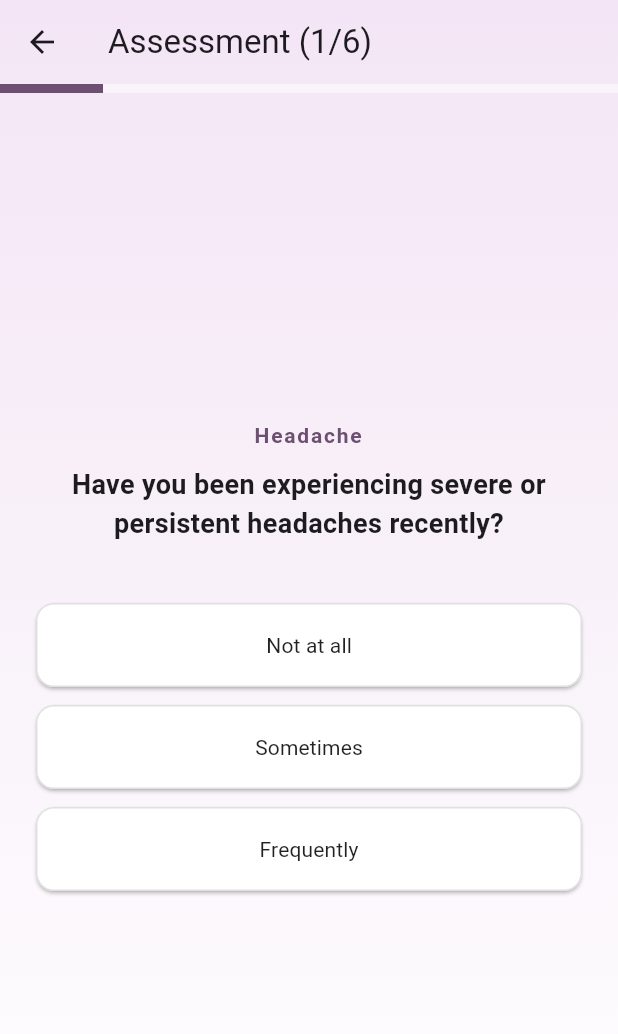
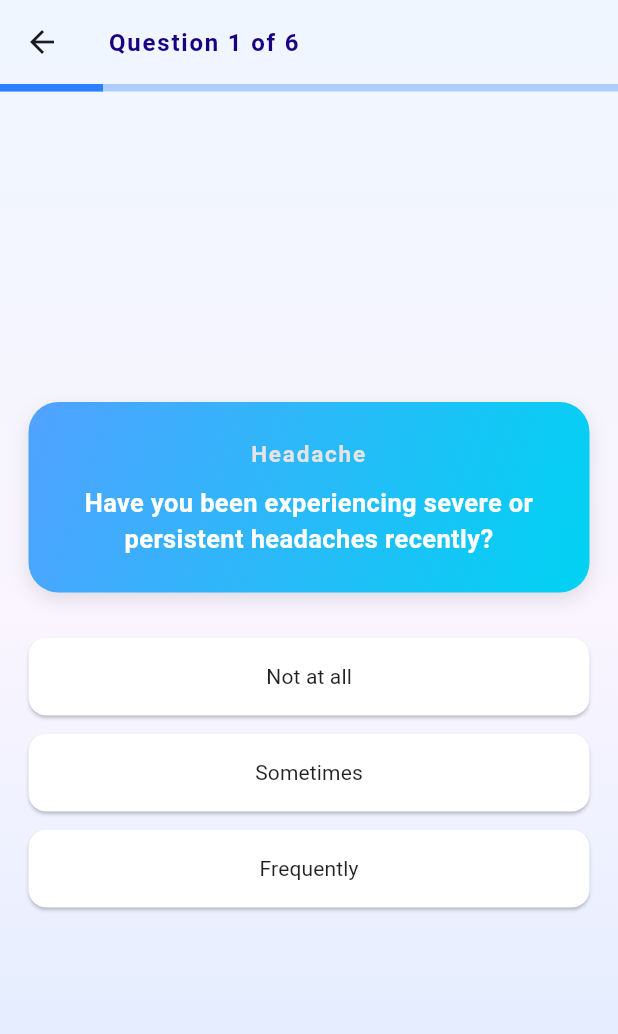
Before and after one commit to pulasthiBuddikaGit/PregAssist, a Flutter app: the DiagnosisWizard screen opened by its route, on a phone screen of 412 x 824 dp. Shown: the top 1034 px of the screen. Run offline on Flutter 3.47's test engine with Material 3 defaults, Android fonts, the phone set to English and light mode, and no system bars.

Commit message:
UI changes

```diff
--- a/pregassist/lib/screens/common/main_wrapper.dart
+++ b/pregassist/lib/screens/common/main_wrapper.dart
@@ -1,6 +1,6 @@
 import 'package:flutter/material.dart';
 import 'home_screen.dart'; // Import the common home
-import '../Nisalka/nisalka_dashboard.dart';
+import '../nisalka/emergency_dashboard.dart';
 import 'profile_screen.dart';
 
 class MainWrapper extends StatefulWidget {
@@ -17,7 +17,7 @@ class _MainWrapperState extends State<MainWrapper> {
   final List<Widget> _pages = [
     const HomeScreen(),         // Index 0: Home
     // const Physical()            Index 1: Physical health
-    const NisalkaDashboard(),   // Index 2: Emergencies
+    const EmergencyDashboard(),   // Index 2: Emergencies
     const ProfileScreen(),      // Index 3: profile
   ];
 
--- a/pregassist/lib/screens/nisalka/diagnosis_wizard.dart
+++ b/pregassist/lib/screens/nisalka/diagnosis_wizard.dart
@@ -127,10 +127,16 @@ class _DiagnosisWizardState extends State<DiagnosisWizard> {
         gradient: LinearGradient(
           begin: Alignment.topCenter,
           end: Alignment.bottomCenter,
+
+          // 1. Add your 3 colors here
           colors: [
-            Color(0xFFF3E5F5), // Light Purple/Lavender (Top)
-            Colors.white,      // White (Bottom)
+            Color(0xFFEFF6FF),  // Top (Light Purple)
+            Color(0xFFFAF5FF),  // Middle (I added Purple 100 as an example)
+            Color(0xFFDBEAFE),       // Bottom (White)
           ],
+
+          // 2. Control where the colors sit (0.0 to 1.0)
+          stops: [0.0, 0.5, 1.0],
         ),
       ),
       child: Scaffold(
@@ -138,7 +144,13 @@ class _DiagnosisWizardState extends State<DiagnosisWizard> {
         backgroundColor: Colors.transparent,
 
         appBar: AppBar(
-          title: Text("Assessment (${_currentIndex + 1}/${_questions.length})"),
+          title: Text("Question ${_currentIndex + 1} of ${_questions.length}"
+          ,style: const TextStyle(
+              fontSize: 16,
+              fontWeight: FontWeight.bold,
+              color: Color.fromARGB(255, 26, 0, 128), // Matches your theme color
+              letterSpacing: 1.2
+            ),),
           // 3. Make AppBar transparent and remove shadow
           backgroundColor: Colors.transparent,
           elevation: 0,
@@ -148,9 +160,9 @@ class _DiagnosisWizardState extends State<DiagnosisWizard> {
             // Progress Bar
             LinearProgressIndicator(
               value: (_currentIndex + 1) / _questions.length,
-              backgroundColor: Colors.white.withOpacity(0.5), // Semi-transparent white
-              color: const Color.fromARGB(255, 108, 79, 113),
-              minHeight: 6,
+              backgroundColor: const Color.fromARGB(86, 43, 128, 255), // Semi-transparent white
+              color: const Color.fromARGB(255, 43, 128, 255),
+              minHeight: 5,
             ),
             Expanded(
               child: PageView.builder(
@@ -176,18 +188,43 @@ class _DiagnosisWizardState extends State<DiagnosisWizard> {
     final options = questionData['options'] as List<String>;
 
     return Padding(
-      padding: const EdgeInsets.all(24.0),
+      padding: const EdgeInsets.all(19.0),
       child: Column(
         mainAxisAlignment: MainAxisAlignment.center,
         crossAxisAlignment: CrossAxisAlignment.stretch,
+        children: [
+
+          // --- NEW QUESTION BOX WITH GRADIENT ---
+          Container(
+            padding: const EdgeInsets.all(24),
+            decoration: BoxDecoration(
+              borderRadius: BorderRadius.circular(20),
+              // Diagonal (Rotated) Gradient
+              gradient: const LinearGradient(
+                begin: Alignment.topLeft,
+                end: Alignment.bottomRight,
+                colors: [
+                  Color(0xFF51A2FF),
+                  Color(0xFF00D2F2),
+                ],
+              ),
+              boxShadow: [
+                BoxShadow(
+                  color: Colors.black.withOpacity(0.1),
+                  blurRadius: 10,
+                  offset: const Offset(0, 5),
+                )
+              ],
+            ),
+            child: Column(
               children: [
                 // Symptom Title
                 Text(
                   questionData['title'],
                   style: const TextStyle(
-              fontSize: 14,
+                    fontSize: 15,
                     fontWeight: FontWeight.bold,
-              color: Color.fromARGB(255, 108, 79, 113), // Matches your theme color
+                    color: Color.fromARGB(255, 228, 228, 228), // Light text for contrast
                     letterSpacing: 1.2
                   ),
                   textAlign: TextAlign.center,
@@ -197,12 +234,20 @@ class _DiagnosisWizardState extends State<DiagnosisWizard> {
                 // Question Text
                 Text(
                   questionData['question'],
-            style: const TextStyle(fontSize: 18, fontWeight: FontWeight.bold),
+                  style: const TextStyle(
+                    fontSize: 17,
+                    fontWeight: FontWeight.bold,
+                    color: Colors.white, // White text for contrast
+                  ),
                   textAlign: TextAlign.center,
                 ),
-          const SizedBox(height: 40),
+              ],
+            ),
+          ),
 
-          // Options Buttons (0, 1, 2)
+          const SizedBox(height: 30),
+
+          // Options Buttons (Remains Exactly the Same)
           ...List.generate(3, (optionIndex) {
             bool isSelected = _selectedAnswers[index] == optionIndex;
 
@@ -218,14 +263,10 @@ class _DiagnosisWizardState extends State<DiagnosisWizard> {
                 },
                 style: ElevatedButton.styleFrom(
                   // Use your custom purple for selected state
-                  backgroundColor: isSelected ? const Color.fromARGB(255, 82, 13, 94) : Colors.white,
-                  foregroundColor: isSelected ? Colors.white : Colors.black87,
+                  backgroundColor: isSelected ? Color.fromARGB(255, 73, 182, 255) : const Color.fromARGB(255, 255, 255, 255),
+                  foregroundColor: isSelected ? Colors.white : const Color.fromARGB(221, 0, 0, 0),
                   elevation: isSelected ? 4 : 1,
-                  side: BorderSide(
-                    color: isSelected ? const Color.fromARGB(255, 82, 13, 94) : Colors.grey.shade300,
-                    width: isSelected ? 2 : 1,
-                  ),
-                  padding: const EdgeInsets.symmetric(vertical: 18),
+                  padding: const EdgeInsets.symmetric(vertical: 16),
                   shape: RoundedRectangleBorder(
                     borderRadius: BorderRadius.circular(12),
                   ),
--- a/pregassist/lib/screens/nisalka/nisalka_dashboard.dart
+++ b/pregassist/lib/screens/nisalka/emergency_dashboard.dart
@@ -1,7 +1,7 @@
 import 'package:flutter/material.dart';
 
-class NisalkaDashboard extends StatelessWidget {
-  const NisalkaDashboard({super.key});
+class EmergencyDashboard extends StatelessWidget {
+  const EmergencyDashboard({super.key});
 
   @override
   Widget build(BuildContext context) {
```
Also changed, not shown: pregassist/lib/screens/nisalka/diagnosis_result_screen.dart (+182 -71 lines). Lines whose indentation alone changed are shown as unchanged.
